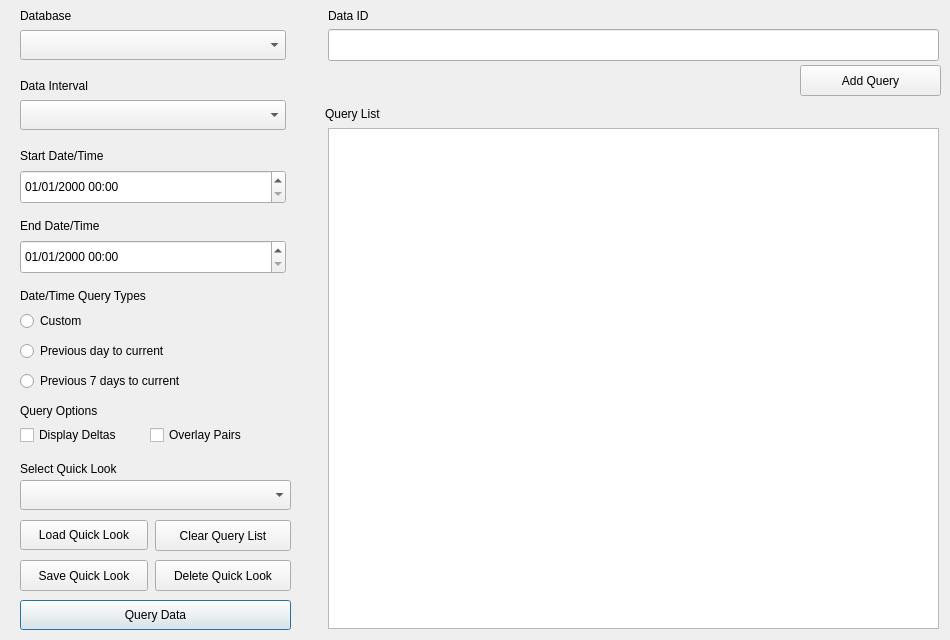
This is ui/winQuery.ui in S31F3R/DataDoctor as Qt 5 draws it before an edit. The edited form follows.
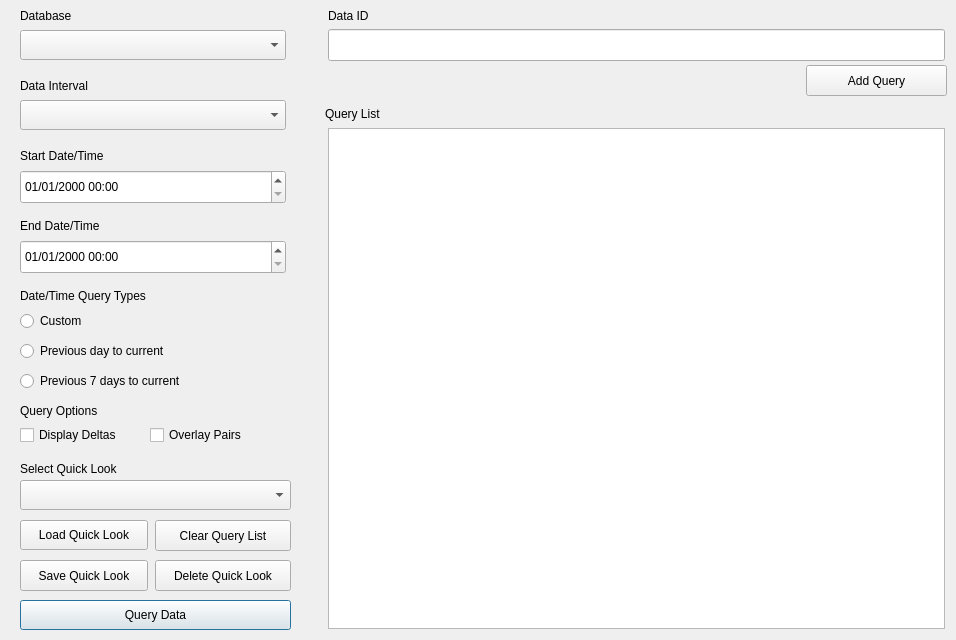
This is the edited form. Icons and pictures are not drawn.

Commit message: Increased width again

```diff
--- a/ui/winQuery.ui
+++ b/ui/winQuery.ui
@@ -6,7 +6,7 @@
    <rect>
     <x>0</x>
     <y>0</y>
-    <width>950</width>
+    <width>956</width>
     <height>640</height>
    </rect>
   </property>
@@ -18,7 +18,7 @@
   </property>
   <property name="maximumSize">
    <size>
-    <width>950</width>
+    <width>956</width>
     <height>640</height>
    </size>
   </property>
@@ -161,7 +161,7 @@
      <rect>
       <x>328</x>
       <y>128</y>
-      <width>611</width>
+      <width>617</width>
       <height>501</height>
      </rect>
     </property>
@@ -169,7 +169,7 @@
    <widget class="QPushButton" name="btnAddQuery">
     <property name="geometry">
      <rect>
-      <x>800</x>
+      <x>806</x>
       <y>65</y>
       <width>141</width>
       <height>31</height>
@@ -385,7 +385,7 @@
      <rect>
       <x>328</x>
       <y>29</y>
-      <width>611</width>
+      <width>617</width>
       <height>32</height>
      </rect>
     </property>
@@ -666,7 +666,7 @@
    <widget class="QPushButton" name="btnSearch">
     <property name="geometry">
      <rect>
-      <x>770</x>
+      <x>776</x>
       <y>65</y>
       <width>32</width>
       <height>32</height>
```
